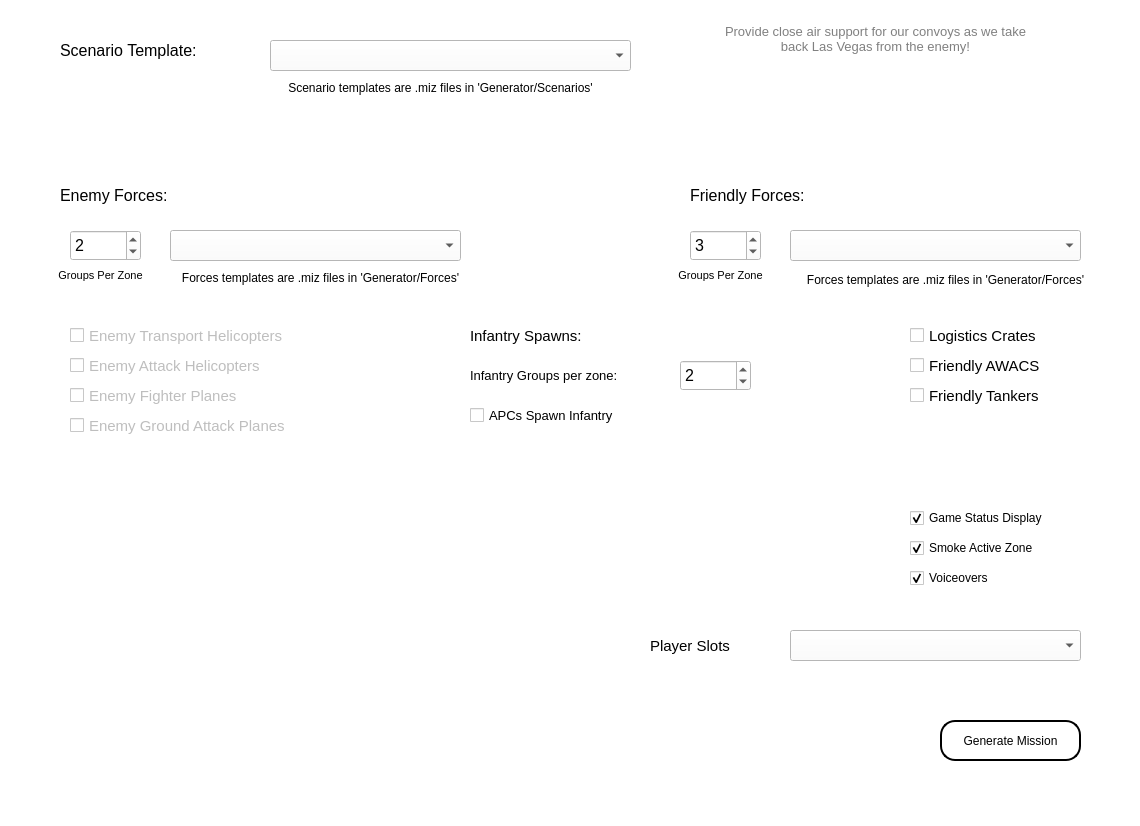
Above: Generator/MissionGeneratorUI.ui from spencershepard/RotorOps before the change. Below: the same form after it.
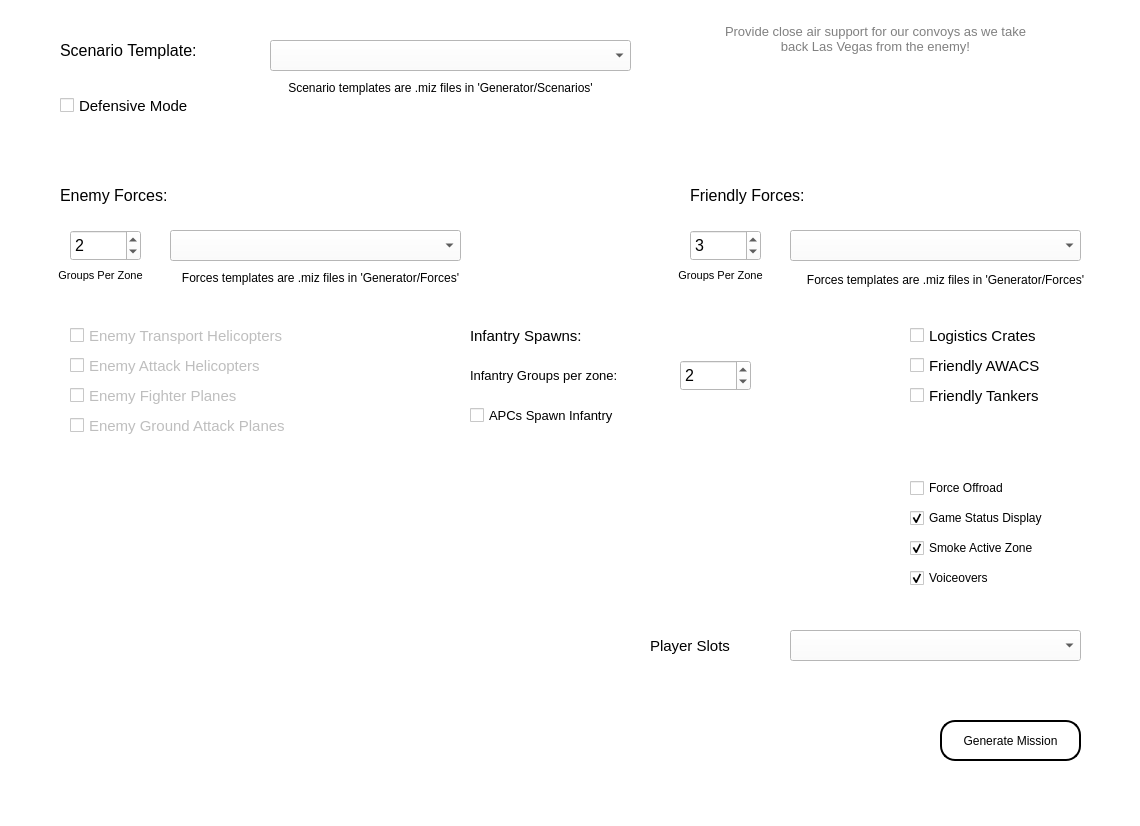
That is the form after the change. Icons and pictures are not drawn.

Patch:
```diff
--- a/Generator/MissionGeneratorUI.ui
+++ b/Generator/MissionGeneratorUI.ui
@@ -632,6 +632,51 @@
      <string>Infantry Spawns:</string>
     </property>
    </widget>
+   <widget class="QCheckBox" name="force_offroad_checkBox">
+    <property name="geometry">
+     <rect>
+      <x>910</x>
+      <y>480</y>
+      <width>191</width>
+      <height>16</height>
+     </rect>
+    </property>
+    <property name="font">
+     <font>
+      <pointsize>9</pointsize>
+     </font>
+    </property>
+    <property name="statusTip">
+     <string>May help prevent long travel times or pathfinding issues.  Tip: You can change this dynamically from mission triggers.</string>
+    </property>
+    <property name="text">
+     <string>Force Offroad</string>
+    </property>
+    <property name="checked">
+     <bool>false</bool>
+    </property>
+    <property name="tristate">
+     <bool>false</bool>
+    </property>
+   </widget>
+   <widget class="QCheckBox" name="defense_checkBox">
+    <property name="geometry">
+     <rect>
+      <x>60</x>
+      <y>90</y>
+      <width>181</width>
+      <height>31</height>
+     </rect>
+    </property>
+    <property name="font">
+     <font>
+      <pointsize>11</pointsize>
+     </font>
+    </property>
+    <property name="text">
+     <string>Defensive Mode</string>
+    </property>
+   </widget>
    <zorder>background_label</zorder>
    <zorder>scenario_comboBox</zorder>
    <zorder>scenario_label</zorder>
```
Left out of the diff: 72 changed lines with no effect on the pictures.
